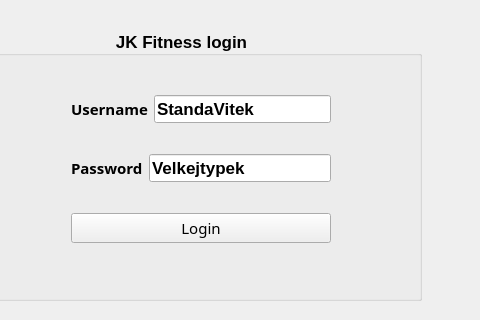
Kubakl11/JK_Fitness, file jk_fitness.ui: the form before one commit; both pictures show x 219 to 699 and y 0 to 320 of the 781 by 573 pixel window.
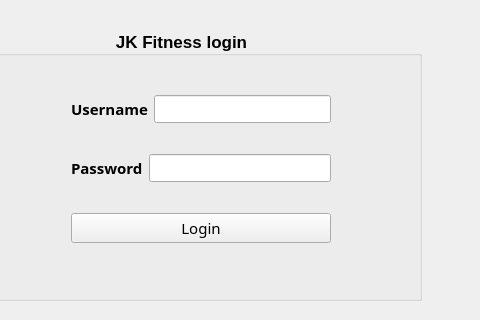
The form after the commit.

Commit message: UI default values erased

```diff
--- a/jk_fitness.ui
+++ b/jk_fitness.ui
@@ -96,7 +96,7 @@
            <enum>Qt::LeftToRight</enum>
           </property>
           <property name="text">
-           <string>StandaVitek</string>
+           <string/>
           </property>
           <property name="alignment">
            <set>Qt::AlignJustify|Qt::AlignVCenter</set>
@@ -137,7 +137,7 @@
            <enum>Qt::LeftToRight</enum>
           </property>
           <property name="text">
-           <string>Velkejtypek</string>
+           <string/>
           </property>
           <property name="alignment">
            <set>Qt::AlignJustify|Qt::AlignVCenter</set>
```
The commit also changes 1 other file.
